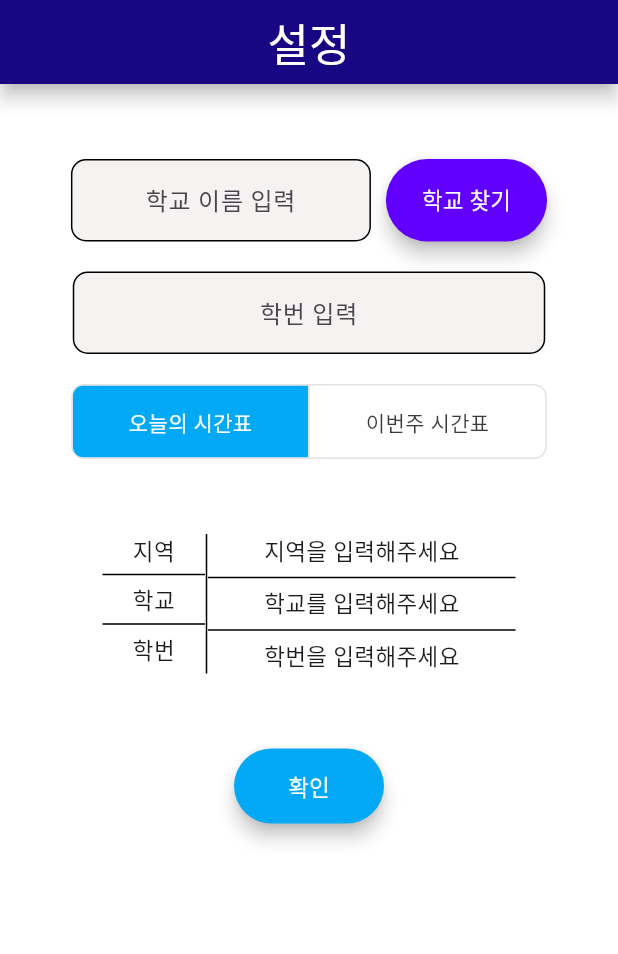
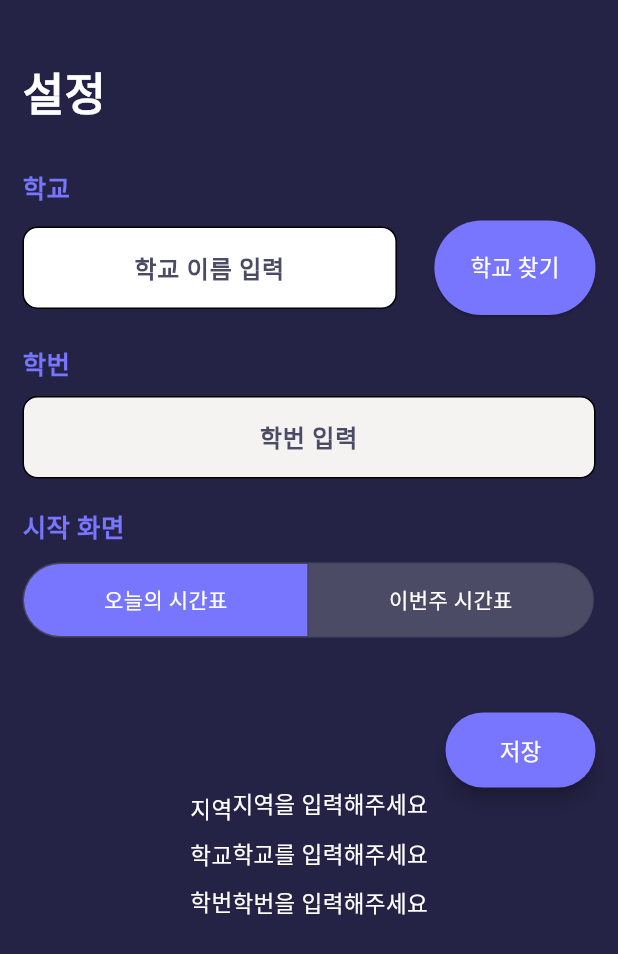
Before and after one commit to jindosz/ScheduleApp, a Flutter app: the Setting screen opened by its route, on a phone screen of 412 x 824 dp. Shown: the top 954 px of the screen. Run offline on Flutter 3.47's test engine with Material 3 defaults, Android fonts, the light colour scheme and no system bars; our stand-ins replace dotted_border, flutter_slider_drawer, shared_preferences; accounts and stored records are empty; statements that could not run were skipped.

Commit message:
setting update

```diff
--- a/lib/main.dart
+++ b/lib/main.dart
@@ -14,6 +14,7 @@ class MyApp extends StatelessWidget {
   @override
   Widget build(BuildContext context) {
     return MaterialApp(
+      debugShowCheckedModeBanner: false,
       routes: {
         'todayScreen': (context) => const TodayScreen(),
         'weekScreen': (context) => const WeekScreen(),
--- a/lib/screens/first_screen.dart
+++ b/lib/screens/first_screen.dart
@@ -42,7 +42,8 @@ class _FirstScreenState extends State<FirstScreen> {
   @override
   void initState() {
     super.initState();
-    initPrefs();
+    // initPrefs();
+    //TODO 테스트
   }
 
   @override
--- a/lib/screens/week_screen.dart
+++ b/lib/screens/week_screen.dart
@@ -80,7 +80,12 @@ class _WeekScreenState extends State<WeekScreen> {
           ),
         ),
         slider: const DrawerListView(),
-        child: FutureBuilder(
+        child: Row(
+          children: [
+            Column(
+              children: [Container()],
+            ),
+            FutureBuilder(
               // Future를 받아오는 빌더
               future: ApiService.getSchoolSchedules(
                   // 받아옴
@@ -100,9 +105,13 @@ class _WeekScreenState extends State<WeekScreen> {
                     ),
                   );
                 } else {
-              return const WeekSchedules(); // 여기다 꾸미면됨
+                  return WeekSchedules(
+                    snapshot: snapshot.data!,
+                  ); // 여기다 꾸미면됨
                 }
               },
+            ),
+          ],
         ),
       ),
     );
--- a/lib/services/api_service.dart
+++ b/lib/services/api_service.dart
@@ -34,7 +34,6 @@ class ApiService {
       required String date,
       required String schoolNumber}) async {
     List<SchoolScheduleModel> scheduleInstances = [];
-    schoolNumber = '30927'; //TODO 핸드폰에서만 이상함
     var grade = schoolNumber[0];
     var classNumber = schoolNumber.substring(1, 3);
     if (classNumber[0] == '0') {
--- /dev/null
+++ b/lib/widgets/school_search_input.dart
@@ -0,0 +1,81 @@
+import 'package:flutter/material.dart';
+import 'package:flutter/widgets.dart';
+
+class SchoolSearchInput extends StatelessWidget {
+  final FocusNode textFocus1;
+  const SchoolSearchInput({super.key, required this.textFocus1});
+
+  @override
+  Widget build(BuildContext context) {
+    return Row(
+      mainAxisAlignment: MainAxisAlignment.center,
+      children: [
+        Flexible(
+          flex: 10,
+          child: Container(
+            width: 200,
+            height: 55,
+            decoration: BoxDecoration(
+              color: Colors.white,
+              border: Border.all(),
+              borderRadius: BorderRadius.circular(10),
+            ),
+            child: Column(
+              mainAxisAlignment: MainAxisAlignment.center,
+              crossAxisAlignment: CrossAxisAlignment.center,
+              children: [
+                TextField(
+                  focusNode: textFocus1,
+                  onChanged: (value) {
+                    schoolNameInput = value;
+                  },
+                  textAlign: TextAlign.center,
+                  decoration: const InputDecoration(
+                    border: InputBorder.none,
+                    hintText: '학교 이름 입력',
+                  ),
+                  onEditingComplete: () {
+                    textFocus1.unfocus();
+                  },
+                ),
+              ],
+            ),
+          ),
+        ),
+        const Spacer(
+          flex: 1,
+        ),
+        Flexible(
+          flex: 6,
+          child: ElevatedButton(
+            style: ElevatedButton.styleFrom(
+              backgroundColor: const Color.fromARGB(255, 120, 118, 254),
+              minimumSize: const Size(50, 63),
+            ),
+            child: const Text(
+              '학교 찾기',
+              style: TextStyle(
+                fontWeight: FontWeight.w500,
+                fontSize: 15.0,
+                color: Colors.white,
+              ),
+            ),
+            onPressed: () {
+              textFocus1.unfocus();
+              Navigator.push(
+                context,
+                MaterialPageRoute(
+                  builder: (context) => SchoolSearch(
+                    input: schoolNameInput,
+                  ),
+                ),
+              ).then((value) => setState(() {
+                    initPref();
+                  }));
+            },
+          ),
+        ),
+      ],
+    );
+  }
+}
--- a/lib/widgets/setting.dart
+++ b/lib/widgets/setting.dart
@@ -1,7 +1,9 @@
 import 'dart:async';
 
+import 'package:flutter/cupertino.dart';
 import 'package:flutter/material.dart';
 import 'package:flutter/services.dart';
+import 'package:flutter/widgets.dart';
 import 'package:shared_preferences/shared_preferences.dart';
 
 import 'school_search.dart';
@@ -109,60 +111,63 @@ class _settingState extends State<Setting> {
   @override
   Widget build(BuildContext context) {
     return Scaffold(
-      backgroundColor: Colors.white,
-      appBar: AppBar(
-        automaticallyImplyLeading: false,
-        surfaceTintColor: const Color.fromARGB(255, 24, 6, 131),
-        backgroundColor: const Color.fromARGB(255, 24, 6, 131),
-        shadowColor: Colors.black,
-        elevation: 5,
-        title: const Center(
-          child: Text(
+      backgroundColor: const Color.fromARGB(255, 36, 35, 69),
+      body: SingleChildScrollView(
+        child: Center(
+          child: Padding(
+            padding: const EdgeInsets.symmetric(
+              horizontal: 15,
+            ),
+            child: Column(
+              crossAxisAlignment: CrossAxisAlignment.start,
+              children: [
+                const SizedBox(
+                  height: 40,
+                ),
+                const Text(
                   '설정',
                   style: TextStyle(
-              fontWeight: FontWeight.w500,
+                    fontWeight: FontWeight.w800,
                     fontSize: 30,
                     color: Colors.white,
                   ),
                 ),
-        ),
-      ),
-      body: SingleChildScrollView(
-        child: Center(
-          child: Column(
-            children: [
                 const SizedBox(
-                height: 50,
+                  height: 30,
                 ),
                 schoolSearch(context),
-              const SizedBox(
-                height: 20,
-              ),
                 schoolNumberInput(),
-              const SizedBox(
-                height: 20,
-              ),
                 isTodaySetting(),
                 const SizedBox(
                   height: 50,
                 ),
+                saveButton(context),
                 SettingDisplay(
                     // 세팅한거 보여주는 거 나중에 이쁘게 할거임
                     selectedSchoolCity: selectedSchoolCity,
                     selectedSchoolName: selectedSchoolName,
                     selectedSchoolNumber: selectedSchoolNumber),
-              const SizedBox(
-                height: 50,
+              ],
             ),
+          ),
+        ),
+      ),
+    );
+  }
+
+  Row saveButton(BuildContext context) {
+    return Row(
+      mainAxisAlignment: MainAxisAlignment.end,
+      children: [
         ElevatedButton(
           style: ElevatedButton.styleFrom(
             minimumSize: const Size(100, 50),
-                  backgroundColor: Colors.lightBlue,
+            backgroundColor: const Color.fromARGB(255, 120, 118, 254),
             shadowColor: Colors.black,
             elevation: 5,
           ),
           child: const Text(
-                  '확인',
+            '저장',
             style: TextStyle(
               fontWeight: FontWeight.w500,
               fontSize: 15.0,
@@ -171,21 +176,45 @@ class _settingState extends State<Setting> {
           ),
           onPressed: () {
             changeIsFirst();
-                  Navigator.popAndPushNamed(context,
-                      todayIsFirstScreen() ? 'todayScreen' : 'weekScreen');
+            Navigator.popAndPushNamed(
+                context, todayIsFirstScreen() ? 'todayScreen' : 'weekScreen');
           },
         ),
       ],
-          ),
-        ),
-      ),
     );
   }
 
-  ToggleButtons isTodaySetting() {
+  Column isTodaySetting() {
+    return Column(
+      crossAxisAlignment: CrossAxisAlignment.start,
+      children: [
+        const Text(
+          '시작 화면',
+          style: TextStyle(
+            color: Color.fromARGB(255, 120, 118, 254),
+            fontSize: 17,
+            fontWeight: FontWeight.w700,
+          ),
+        ),
+        const SizedBox(
+          height: 10,
+        ),
+        Container(
+          height: 50,
+          decoration: const BoxDecoration(
+            color: Color.fromARGB(255, 75, 75, 101),
+            borderRadius: BorderRadius.all(
+              Radius.circular(25),
+            ),
+          ),
+          child: LayoutBuilder(
+            builder: (context, constraints) {
               return ToggleButtons(
-      fillColor: Colors.lightBlue,
+                constraints:
+                    BoxConstraints.expand(width: constraints.maxWidth / 2 - 2),
+                fillColor: const Color.fromARGB(255, 120, 118, 254),
                 selectedColor: Colors.white,
+                color: Colors.white,
                 onPressed: (int index) {
                   setState(
                     () {
@@ -202,30 +231,50 @@ class _settingState extends State<Setting> {
                 },
                 isSelected: selectedtodays,
                 borderRadius: const BorderRadius.all(
-        Radius.circular(8),
+                  Radius.circular(25),
                 ),
-      children: const [
-        SizedBox(
-          width: 157,
-          height: 20,
-          child: Center(
+                children: [
+                  Container(
+                    decoration: const BoxDecoration(
+                      borderRadius: BorderRadius.all(Radius.circular(25)),
+                    ),
+                    child: const Center(
                       child: Text('오늘의 시간표'),
                     ),
                   ),
-        SizedBox(
-          width: 157,
-          height: 20,
-          child: Center(
+                  Container(
+                    decoration: const BoxDecoration(
+                      borderRadius: BorderRadius.all(Radius.circular(25)),
+                    ),
+                    child: const Center(
                       child: Text('이번주 시간표'),
+                    ),
+                  ),
+                ],
+              );
+            },
           ),
         ),
       ],
     );
   }
 
-  Container schoolNumberInput() {
-    return Container(
-      width: 315,
+  Column schoolNumberInput() {
+    return Column(
+      crossAxisAlignment: CrossAxisAlignment.start,
+      children: [
+        const Text(
+          '학번',
+          style: TextStyle(
+            color: Color.fromARGB(255, 120, 118, 254),
+            fontSize: 17,
+            fontWeight: FontWeight.w700,
+          ),
+        ),
+        const SizedBox(
+          height: 10,
+        ),
+        Container(
           height: 55,
           decoration: BoxDecoration(
             color: const Color.fromARGB(255, 245, 242, 242),
@@ -258,6 +307,9 @@ class _settingState extends State<Setting> {
                 decoration: const InputDecoration(
                   border: InputBorder.none,
                   hintText: '학번 입력',
+                  hintStyle: TextStyle(
+                      color: Color.fromARGB(255, 75, 75, 101),
+                      fontWeight: FontWeight.w600),
                 ),
                 onEditingComplete: () {
                   textFocus2.unfocus();
@@ -269,18 +321,38 @@ class _settingState extends State<Setting> {
               ),
             ],
           ),
+        ),
+        const SizedBox(
+          height: 20,
+        ),
+      ],
     );
   }
 
-  Row schoolSearch(BuildContext context) {
-    return Row(
-      mainAxisAlignment: MainAxisAlignment.center,
+  Column schoolSearch(BuildContext context) {
+    return Column(
+      crossAxisAlignment: CrossAxisAlignment.start,
       children: [
-        Container(
-          width: 200,
+        const Text(
+          '학교',
+          style: TextStyle(
+            color: Color.fromARGB(255, 120, 118, 254),
+            fontSize: 17,
+            fontWeight: FontWeight.w700,
+          ),
+        ),
+        const SizedBox(
+          height: 10,
+        ),
+        Row(
+          mainAxisAlignment: MainAxisAlignment.start,
+          children: [
+            Flexible(
+              flex: 10,
+              child: Container(
                 height: 55,
                 decoration: BoxDecoration(
-            color: const Color.fromARGB(255, 245, 242, 242),
+                  color: Colors.white,
                   border: Border.all(),
                   borderRadius: BorderRadius.circular(10),
                 ),
@@ -297,6 +369,9 @@ class _settingState extends State<Setting> {
                       decoration: const InputDecoration(
                         border: InputBorder.none,
                         hintText: '학교 이름 입력',
+                        hintStyle: TextStyle(
+                            color: Color.fromARGB(255, 75, 75, 101),
+                            fontWeight: FontWeight.w600),
                       ),
                       onEditingComplete: () {
                         textFocus1.unfocus();
@@ -305,15 +380,14 @@ class _settingState extends State<Setting> {
                   ],
                 ),
               ),
-        const SizedBox(
-          width: 10,
+            ),
+            const Spacer(
+              flex: 1,
             ),
             ElevatedButton(
               style: ElevatedButton.styleFrom(
-            minimumSize: const Size(20, 55),
-            backgroundColor: const Color.fromARGB(255, 98, 0, 255),
-            shadowColor: Colors.black,
-            elevation: 5,
+                backgroundColor: const Color.fromARGB(255, 120, 118, 254),
+                minimumSize: const Size(50, 63),
               ),
               child: const Text(
                 '학교 찾기',
@@ -338,6 +412,11 @@ class _settingState extends State<Setting> {
               },
             ),
           ],
+        ),
+        const SizedBox(
+          height: 20,
+        ),
+      ],
     );
   }
 }
--- a/lib/widgets/setting_display.dart
+++ b/lib/widgets/setting_display.dart
@@ -14,15 +14,10 @@ class SettingDisplay extends StatelessWidget {
 
   @override
   Widget build(BuildContext context) {
-    return IntrinsicHeight(
-      child: Row(
+    return Row(
+      mainAxisAlignment: MainAxisAlignment.center,
       children: [
-          const Spacer(
-            flex: 1,
-          ),
-          const Flexible(
-            flex: 1,
-            child: Center(
+        const Center(
           child: Column(
             children: [
               Text(
@@ -30,15 +25,11 @@ class SettingDisplay extends StatelessWidget {
                 style: TextStyle(
                   fontSize: 15,
                   fontWeight: FontWeight.w500,
+                  color: Colors.white,
                 ),
               ),
               SizedBox(
                 height: 5,
-                  ),
-                  Divider(
-                    height: 2,
-                    thickness: 1,
-                    color: Colors.black,
               ),
               SizedBox(
                 height: 5,
@@ -48,15 +39,11 @@ class SettingDisplay extends StatelessWidget {
                 style: TextStyle(
                   fontSize: 15,
                   fontWeight: FontWeight.w500,
+                  color: Colors.white,
                 ),
               ),
               SizedBox(
                 height: 5,
-                  ),
-                  Divider(
-                    height: 2,
-                    thickness: 1,
-                    color: Colors.black,
               ),
               SizedBox(
                 height: 5,
@@ -66,34 +53,24 @@ class SettingDisplay extends StatelessWidget {
                 style: TextStyle(
                   fontSize: 15,
                   fontWeight: FontWeight.w500,
+                  color: Colors.white,
                 ),
               ),
             ],
           ),
         ),
-          ),
-          const VerticalDivider(
-            width: 2,
-            color: Colors.black,
-          ),
-          Flexible(
-            flex: 3,
-            child: Center(
+        Center(
           child: Column(
             children: [
               Text(
                 selectedSchoolCity,
                 style: const TextStyle(
                   fontSize: 15,
+                  color: Colors.white,
                 ),
               ),
               const SizedBox(
                 height: 5,
-                  ),
-                  const Divider(
-                    height: 2,
-                    thickness: 1,
-                    color: Colors.black,
               ),
               const SizedBox(
                 height: 5,
@@ -102,15 +79,11 @@ class SettingDisplay extends StatelessWidget {
                 selectedSchoolName,
                 style: const TextStyle(
                   fontSize: 15,
+                  color: Colors.white,
                 ),
               ),
               const SizedBox(
                 height: 5,
-                  ),
-                  const Divider(
-                    height: 2,
-                    thickness: 1,
-                    color: Colors.black,
               ),
               const SizedBox(
                 height: 5,
@@ -119,17 +92,13 @@ class SettingDisplay extends StatelessWidget {
                 selectedSchoolNumber,
                 style: const TextStyle(
                   fontSize: 15,
+                  color: Colors.white,
                 ),
               ),
             ],
           ),
         ),
-          ),
-          const Spacer(
-            flex: 1,
-          ),
       ],
-      ),
     );
   }
 }
--- a/lib/widgets/week_schedules.dart
+++ b/lib/widgets/week_schedules.dart
@@ -1,7 +1,8 @@
 import 'package:flutter/cupertino.dart';
 
 class WeekSchedules extends StatelessWidget {
-  const WeekSchedules({super.key});
+  final List snapshot;
+  const WeekSchedules({super.key, required this.snapshot});
 
   @override
   Widget build(BuildContext context) {
```
Lines whose indentation alone changed are shown as unchanged.
